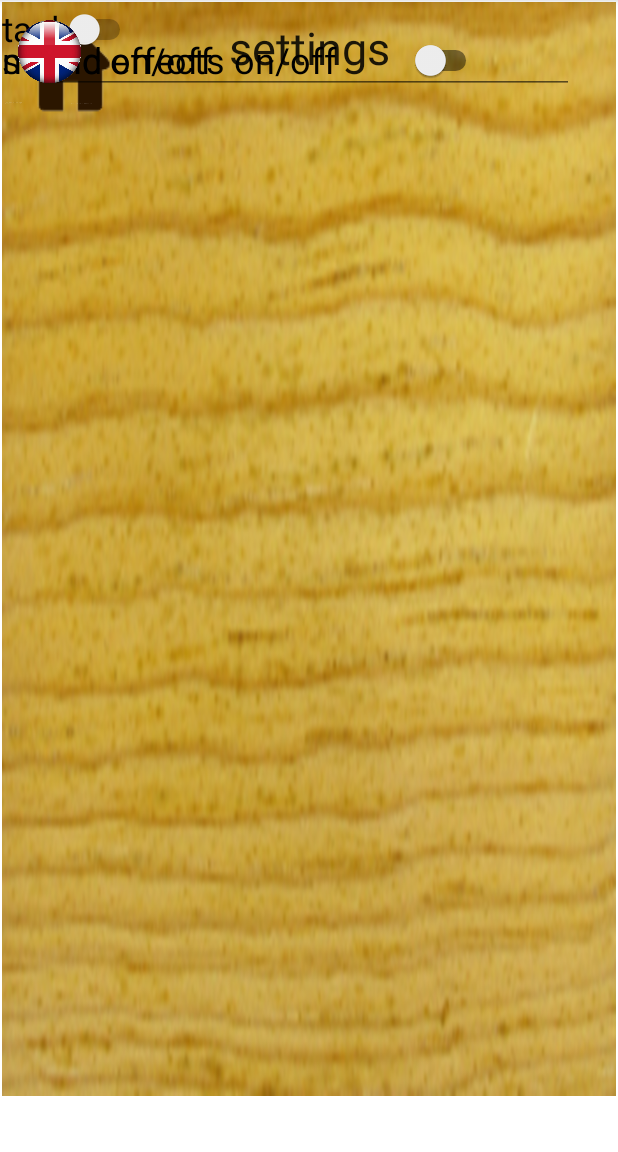
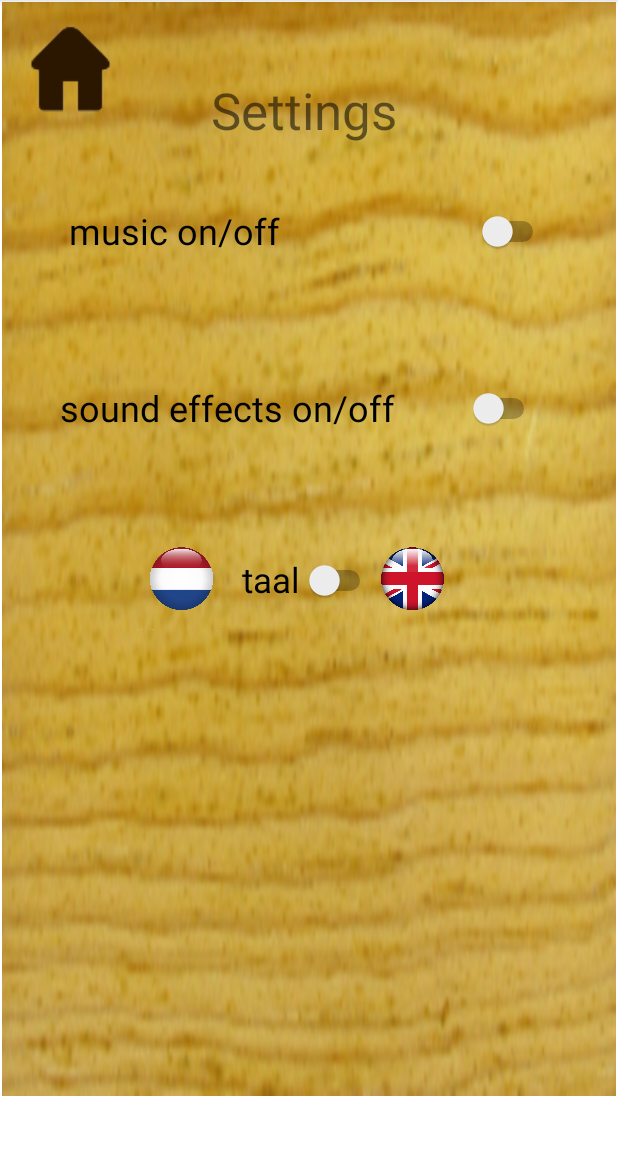
Before and after one commit to R0elie/Groeiclicker2.0, an Android app: the fragmentsettings screen opened through its navigation route, on a phone screen of 412 x 824 dp, the part 84-1236 px from its top. Run offline under Robolectric (Android 15) with nearby library versions, the phone set to English and light mode, and no system bars.

Commit message:
settings knop en home nop

```diff
--- a/app/src/main/java/com/example/groeiclicker/BlankFragment2settings.kt
+++ /dev/null
@@ -1,59 +0,0 @@
-package com.example.groeiclicker
-
-import android.os.Bundle
-import androidx.fragment.app.Fragment
-import android.view.LayoutInflater
-import android.view.View
-import android.view.ViewGroup
-
-// TODO: Rename parameter arguments, choose names that match
-// the fragment initialization parameters, e.g. ARG_ITEM_NUMBER
-private const val ARG_PARAM1 = "param1"
-private const val ARG_PARAM2 = "param2"
-
-/**
- * A simple [Fragment] subclass.
- * Use the [BlankFragment2settings.newInstance] factory method to
- * create an instance of this fragment.
- */
-class BlankFragment2settings : Fragment() {
-    // TODO: Rename and change types of parameters
-    private var param1: String? = null
-    private var param2: String? = null
-
-    override fun onCreate(savedInstanceState: Bundle?) {
-        super.onCreate(savedInstanceState)
-        arguments?.let {
-            param1 = it.getString(ARG_PARAM1)
-            param2 = it.getString(ARG_PARAM2)
-        }
-    }
-
-    override fun onCreateView(
-        inflater: LayoutInflater, container: ViewGroup?,
-        savedInstanceState: Bundle?
-    ): View? {
-        // Inflate the layout for this fragment
-        return inflater.inflate(R.layout.fragment_blank_fragment2settings, container, false)
-    }
-
-    companion object {
-        /**
-         * Use this factory method to create a new instance of
-         * this fragment using the provided parameters.
-         *
-         * @param param1 Parameter 1.
-         * @param param2 Parameter 2.
-         * @return A new instance of fragment BlankFragment2settings.
-         */
-        // TODO: Rename and change types and number of parameters
-        @JvmStatic
-        fun newInstance(param1: String, param2: String) =
-            BlankFragment2settings().apply {
-                arguments = Bundle().apply {
-                    putString(ARG_PARAM1, param1)
-                    putString(ARG_PARAM2, param2)
-                }
-            }
-    }
-}
--- a/app/src/main/java/com/example/groeiclicker/SettingsFragment.kt
+++ /dev/null
@@ -1,11 +0,0 @@
-package com.example.groeiclicker
-
-import android.os.Bundle
-import androidx.preference.PreferenceFragmentCompat
-
-class SettingsFragment : PreferenceFragmentCompat() {
-
-    override fun onCreatePreferences(savedInstanceState: Bundle?, rootKey: String?) {
-        setPreferencesFromResource(R.xml.root_preferences, rootKey)
-    }
-}
--- a/app/src/main/res/layout/fragment_blank2.xml
+++ b/app/src/main/res/layout/fragment_blank2.xml
@@ -9,70 +9,102 @@
     tools:context=".fragmentsettings">
 
     <ImageButton
-        android:id="@+id/imageButton4"
+        android:id="@+id/HomeButtonSettings"
         android:layout_width="79dp"
         android:layout_height="88dp"
+        android:layout_marginEnd="332dp"
         android:backgroundTint="#00291B1B"
         android:src="@drawable/huisje"
         app:layout_constraintBottom_toBottomOf="parent"
-        app:layout_constraintTop_toTopOf="parent"
-        app:layout_constraintVertical_bias="0.0"
-        tools:layout_editor_absoluteX="-12dp" />
-
-    <EditText
-        android:id="@+id/editTextTextPersonName3"
-        android:layout_width="wrap_content"
-        android:layout_height="wrap_content"
-        android:ems="10"
-        android:inputType="textPersonName"
-        android:text="settings"
-        android:textAlignment="center"
-        android:textSize="30sp"
         app:layout_constraintEnd_toEndOf="parent"
         app:layout_constraintStart_toStartOf="parent"
-        tools:layout_editor_absoluteY="24dp" />
+        app:layout_constraintTop_toTopOf="parent"
+        app:layout_constraintVertical_bias="0.0" />
 
     <Switch
         android:id="@+id/switch1"
         android:layout_width="320dp"
         android:layout_height="77dp"
+        android:layout_marginTop="115dp"
+        android:layout_marginBottom="539dp"
         android:text="music on/off"
         android:textSize="24sp"
-        tools:layout_editor_absoluteX="39dp"
-        tools:layout_editor_absoluteY="115dp" />
+        app:layout_constraintBottom_toBottomOf="parent"
+        app:layout_constraintEnd_toEndOf="parent"
+        app:layout_constraintStart_toStartOf="parent"
+        app:layout_constraintTop_toTopOf="parent" />
 
     <Switch
         android:id="@+id/switch2"
         android:layout_width="320dp"
         android:layout_height="77dp"
+        android:layout_marginStart="39dp"
+        android:layout_marginTop="233dp"
+        android:layout_marginEnd="52dp"
+        android:layout_marginBottom="421dp"
         android:text="sound effects on/off"
         android:textSize="24sp"
-        tools:layout_editor_absoluteX="39dp"
-        tools:layout_editor_absoluteY="233dp" />
+        app:layout_constraintBottom_toBottomOf="parent"
+        app:layout_constraintEnd_toEndOf="parent"
+        app:layout_constraintStart_toStartOf="parent"
+        app:layout_constraintTop_toTopOf="parent" />
 
     <Switch
         android:id="@+id/switch3"
         android:layout_width="89dp"
         android:layout_height="36dp"
+        android:layout_marginStart="161dp"
+        android:layout_marginTop="368dp"
+        android:layout_marginEnd="161dp"
+        android:layout_marginBottom="327dp"
         android:text="taal"
         android:textSize="23sp"
-        tools:layout_editor_absoluteX="161dp"
-        tools:layout_editor_absoluteY="368dp" />
+        app:layout_constraintBottom_toBottomOf="parent"
+        app:layout_constraintEnd_toEndOf="parent"
+        app:layout_constraintStart_toStartOf="parent"
+        app:layout_constraintTop_toTopOf="parent" />
 
     <ImageView
         android:id="@+id/imageView3"
         android:layout_width="63dp"
         android:layout_height="71dp"
+        android:layout_marginStart="89dp"
+        android:layout_marginTop="352dp"
+        android:layout_marginEnd="259dp"
+        android:layout_marginBottom="308dp"
         android:src="@drawable/netherlands_flag_on_button_vector_23503437"
-        tools:layout_editor_absoluteX="98dp"
-        tools:layout_editor_absoluteY="352dp" />
+        app:layout_constraintBottom_toBottomOf="parent"
+        app:layout_constraintEnd_toEndOf="parent"
+        app:layout_constraintStart_toStartOf="parent"
+        app:layout_constraintTop_toTopOf="parent" />
 
     <ImageView
         android:id="@+id/imageView5"
         android:layout_width="63dp"
         android:layout_height="71dp"
+        android:layout_marginStart="243dp"
+        android:layout_marginTop="352dp"
+        android:layout_marginEnd="105dp"
+        android:layout_marginBottom="308dp"
         android:src="@drawable/flag_of_great_britain_on_a_button_vector_23391083"
-        tools:layout_editor_absoluteX="243dp"
-        tools:layout_editor_absoluteY="352dp" />
+        app:layout_constraintBottom_toBottomOf="parent"
+        app:layout_constraintEnd_toEndOf="parent"
+        app:layout_constraintStart_toStartOf="parent"
+        app:layout_constraintTop_toTopOf="parent" />
+
+    <TextView
+        android:id="@+id/textView"
+        android:layout_width="wrap_content"
+        android:layout_height="wrap_content"
+        android:layout_marginStart="140dp"
+        android:layout_marginTop="50dp"
+        android:layout_marginEnd="147dp"
+        android:layout_marginBottom="636dp"
+        android:text="Settings"
+        android:textSize="34sp"
+        app:layout_constraintBottom_toBottomOf="parent"
+        app:layout_constraintEnd_toEndOf="parent"
+        app:layout_constraintStart_toStartOf="parent"
+        app:layout_constraintTop_toTopOf="parent" />
 
 </androidx.constraintlayout.widget.ConstraintLayout>
--- a/app/src/main/res/layout/fragment_main__game.xml
+++ b/app/src/main/res/layout/fragment_main__game.xml
@@ -12,7 +12,7 @@
     tools:context=".Main_Game">
 
     <ImageButton
-        android:id="@+id/imageButton7"
+        android:id="@+id/SettingsButtonMainGame"
         android:layout_width="76dp"
         android:layout_height="74dp"
         android:backgroundTint="#00FFFFFF"
@@ -23,10 +23,10 @@
         app:layout_constraintHorizontal_bias="0.994"
         app:layout_constraintStart_toStartOf="parent"
         app:layout_constraintTop_toTopOf="parent"
-        app:layout_constraintVertical_bias="0.021" />
+        app:layout_constraintVertical_bias="0.009" />
 
     <ImageButton
-        android:id="@+id/imageButton4"
+        android:id="@+id/HomeButtonSettings"
         android:layout_width="79dp"
         android:layout_height="88dp"
         android:backgroundTint="#00291B1B"
--- a/app/src/main/res/navigation/navigation.xml
+++ b/app/src/main/res/navigation/navigation.xml
@@ -3,24 +3,20 @@
     xmlns:app="http://schemas.android.com/apk/res-auto"
     xmlns:tools="http://schemas.android.com/tools"
     android:id="@+id/navigation"
-    app:startDestination="@id/blankFragment">
+    app:startDestination="@id/Start">
 
     <fragment
-        android:id="@+id/blankFragment"
+        android:id="@+id/Start"
         android:name="com.example.groeiclicker.BlankFragment"
         android:label="fragment_blank"
-        tools:layout="@layout/fragment_blank" >
-        <action
-            android:id="@+id/action_blankFragment_to_main_Game"
-            app:destination="@id/main_Game" />
-    </fragment>
+        tools:layout="@layout/fragment_blank" />
     <fragment
         android:id="@+id/groei_store"
         android:name="com.example.groeiclicker.groei_store"
         android:label="fragment_groei_store"
         tools:layout="@layout/fragment_groei_store" />
     <fragment
-        android:id="@+id/fragmentsettings2"
+        android:id="@+id/Settings"
         android:name="com.example.groeiclicker.fragmentsettings"
         android:label="fragment_blank2"
         tools:layout="@layout/fragment_blank2" />
```
Also changed, not shown: app/src/main/java/com/example/groeiclicker/fragmentsettings.kt (line endings or trailing spaces).
